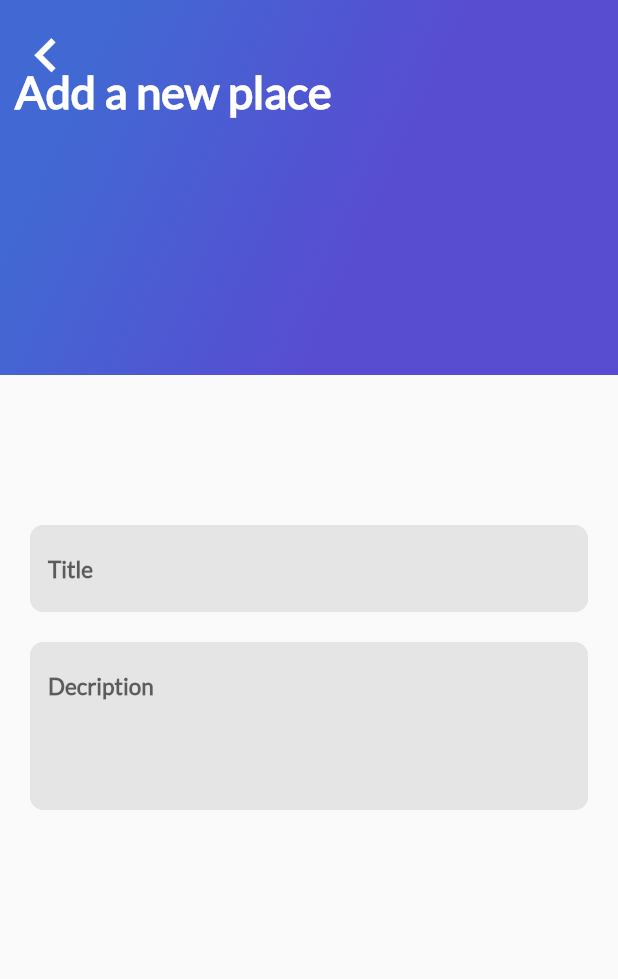
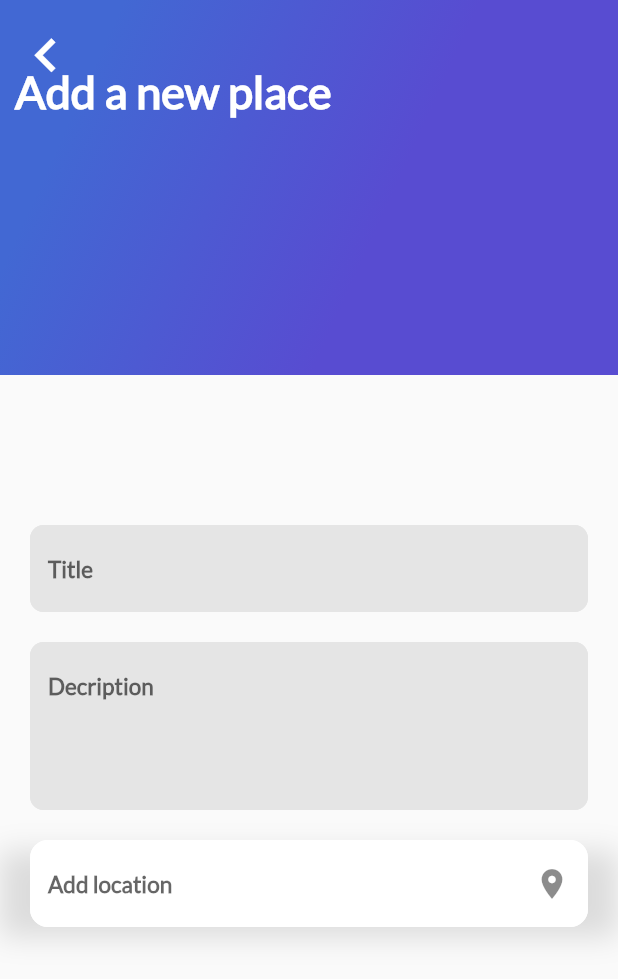
Before and after one commit to makinox/flutter-trips, a Flutter app: the AddPlaceScreen screen opened directly, on a phone screen of 412 x 824 dp. Shown: the top 979 px of the screen. Run offline on Flutter 3.47's test engine with Material 2 defaults, Android fonts, the phone set to English and light mode, and no system bars; our stand-ins replace cloud_firestore, firebase_auth, google_sign_in; missing offline and left inert: generic_bloc_provider; accounts and stored records are empty.

Commit message:
[ADD] Inputs implemented

```diff
--- a/lib/Place/ui/screens/add_place_screen.dart
+++ b/lib/Place/ui/screens/add_place_screen.dart
@@ -1,5 +1,6 @@
 import 'dart:io';
 import 'package:flutter/material.dart';
+import 'package:trips/Place/ui/widgets/title_input_location.dart';
 import 'package:trips/widgets/gradientBack.dart';
 import 'package:trips/widgets/text_input.dart';
 
@@ -22,6 +23,7 @@ class _AddPlaceScreen extends State<AddPlaceScreen> {
 
     final _controllerTitlePlace = TextEditingController();
     final _controllerDescriptionPlace = TextEditingController();
+    final _controllerLocationPlace = TextEditingController();
 
     return Scaffold(body: Stack(children: <Widget>[
       GradientBack('Add a new place', 250),
@@ -56,6 +58,10 @@ class _AddPlaceScreen extends State<AddPlaceScreen> {
             inputType: TextInputType.multiline,
             maxLines: 4,
             controller: _controllerDescriptionPlace,
+          ),
+          Container(
+            margin: EdgeInsets.only(top: 20),
+            child: TextInputLocation(hintText: 'Add location', iconData: Icons.location_on, controller: _controllerLocationPlace,),
           )
         ],),
       )
--- /dev/null
+++ b/lib/Place/ui/widgets/title_input_location.dart
@@ -0,0 +1,50 @@
+import 'package:flutter/material.dart';
+
+class TextInputLocation extends StatelessWidget {
+
+  final String hintText;
+  final TextEditingController controller;
+  final IconData iconData;
+
+  const TextInputLocation({Key key, @required this.hintText, @required this.controller, @required this.iconData}) : super(key: key);
+
+  @override
+  Widget build(BuildContext context) {
+    return Container(
+      padding: EdgeInsets.only(right: 20, left: 20),
+      child: TextField(
+        controller: controller,
+        style: TextStyle(
+          fontSize: 15,
+          fontFamily: 'Lato',
+          color: Colors.blueGrey,
+          fontWeight: FontWeight.bold
+        ),
+        decoration: InputDecoration(
+          hintText: hintText,
+          suffixIcon: Icon(iconData),
+          fillColor: Color(0xFFFFFFFF),
+          filled: true,
+          enabledBorder: OutlineInputBorder(
+            borderSide: BorderSide(color: Color(0xFFFFFFFF)),
+            borderRadius: BorderRadius.all(Radius.circular(12))
+          ),
+          focusedBorder: OutlineInputBorder(
+            borderSide: BorderSide(color: Color(0xFFFFFFFF)),
+            borderRadius: BorderRadius.all(Radius.circular(12))
+          ),
+        ),
+      ),
+      decoration: BoxDecoration(
+        boxShadow: <BoxShadow> [
+          BoxShadow(
+            color: Colors.black12,
+            blurRadius: 15,
+            offset: Offset(0, 7)
+          )
+        ]
+      ),
+    );
+  }
+
+}
```
